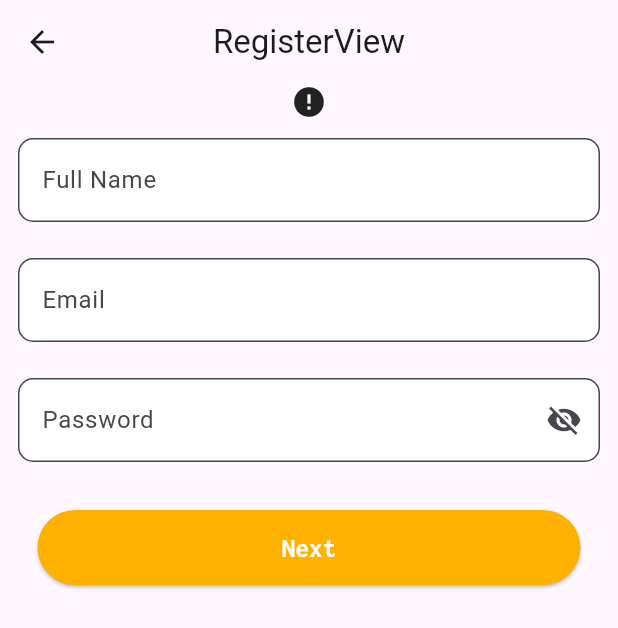
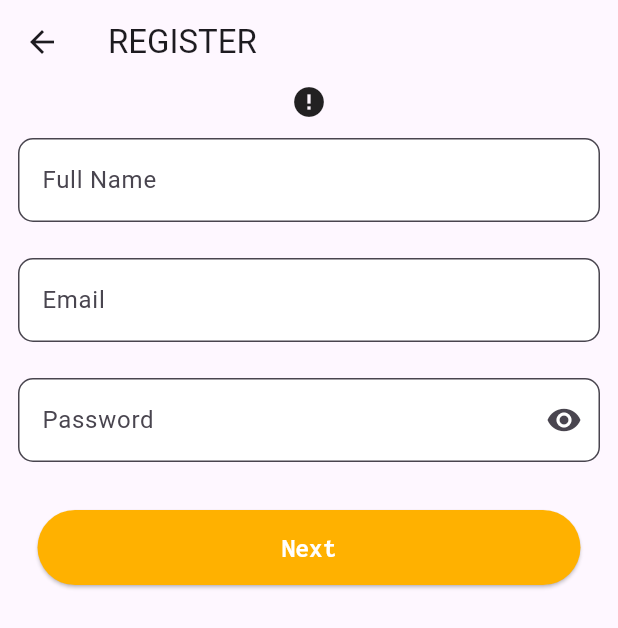
Before and after one commit to syncwithadifens/conveyance_apps, a Flutter app: the RegisterView screen opened by its route, on a phone screen of 412 x 824 dp. Shown: the top 628 px of the screen. Run offline on Flutter 3.47's test engine with Material 3 defaults, Android fonts, the phone set to English and light mode, and no system bars; drawn by our look-alikes of cached_network_image; our stand-ins replace cloud_firestore, firebase_auth, firebase_core, firebase_storage, get, get_storage and 2 more; accounts and stored records are empty; network calls fail.

Commit message:
style: :lipstick: improve ui

```diff
--- a/lib/app/modules/register/controllers/register_controller.dart
+++ b/lib/app/modules/register/controllers/register_controller.dart
@@ -10,7 +10,7 @@ class RegisterController extends GetxController {
   var passwordCtrl = TextEditingController();
   var selectedImg = Rx<XFile?>(null);
   FirebaseServiceProvider firebaseServiceProvider = FirebaseServiceProvider();
-  var showPassword = false.obs;
+  var showPassword = true.obs;
 
   Future<void> takeImgFromGallery() async {
     selectedImg.value =
--- a/lib/app/modules/register/views/register_profile_image_view.dart
+++ b/lib/app/modules/register/views/register_profile_image_view.dart
@@ -12,8 +12,7 @@ class RegisterProfileImageView extends StatelessWidget {
     final registerCtrl = Get.find<RegisterController>();
     return Scaffold(
         appBar: AppBar(
-          title: const Text('RegisterProfileImageView'),
-          centerTitle: true,
+          title: const Text('Upload'),
         ),
         body: Column(
           mainAxisAlignment: MainAxisAlignment.center,
--- a/lib/app/modules/register/views/register_view.dart
+++ b/lib/app/modules/register/views/register_view.dart
@@ -13,8 +13,7 @@ class RegisterView extends GetView<RegisterController> {
   Widget build(BuildContext context) {
     return Scaffold(
         appBar: AppBar(
-          title: const Text('RegisterView'),
-          centerTitle: true,
+          title: const Text('REGISTER'),
         ),
         body: SingleChildScrollView(
           child: Form(
```
